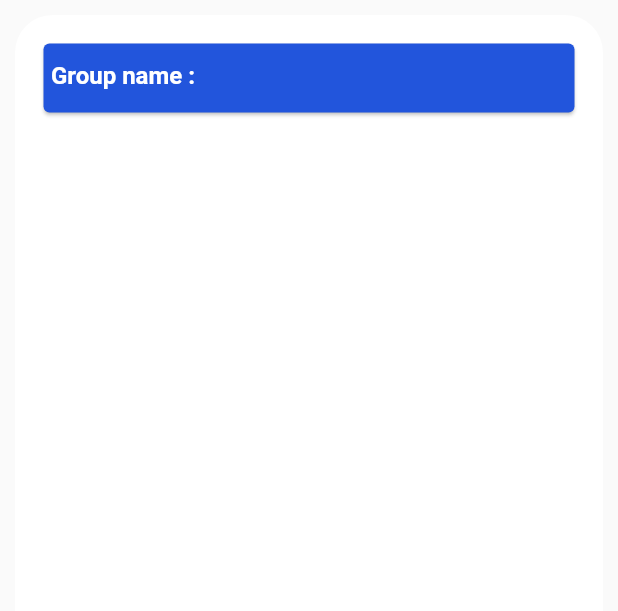
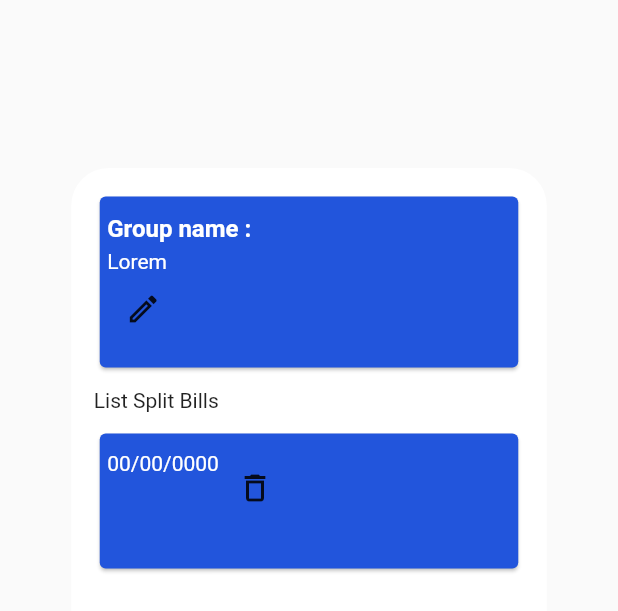
Before and after one commit to fakhrads/patungan, a Flutter app: the BodyDetail widget shown alone on an empty page, opened directly, on a phone screen of 412 x 824 dp. Shown: the top 611 px of the screen. Run offline on Flutter 3.47's test engine with Material 2 defaults, Android fonts, the phone set to English and light mode, and no system bars; our stand-ins replace sqflite; missing offline and left inert: dart:html; accounts and stored records are empty; network calls fail.

Commit message:
update detail group

```diff
--- a/lib/src/views/detail_group/detailGroup.dart
+++ b/lib/src/views/detail_group/detailGroup.dart
@@ -12,8 +12,10 @@ class DetaiLGroup extends StatelessWidget {
     return Scaffold(
         backgroundColor: Color(0xFFF6F6F6),
         body: Column(
-          children: [HeaderDetail(), BodyDetail()],
-        ));
+          children: [HeaderDetail(), BodyDetail(),],
+        ),
+
+        );
   }
 }
 
@@ -45,8 +47,8 @@ class BodyDetail extends StatelessWidget {
       child: Padding(
         padding: EdgeInsets.all(10),
         child: Container(
-          width: double.infinity,
-          height: double.infinity,
+          width: 317,
+          height: 600,
           decoration: BoxDecoration(
               color: Colors.white,
               borderRadius: BorderRadius.all(Radius.circular(25))),
@@ -57,6 +59,9 @@ class BodyDetail extends StatelessWidget {
               children: [
                 Carddetail(),
                 Padding(padding: EdgeInsets.only(bottom: 10)),
+                Text("List Split Bills"),
+                Padding(padding: EdgeInsets.only(bottom: 10)),
+                ListSplitBills(),
               ],
             ),
           ),
@@ -91,19 +96,34 @@ class _CarddetailState extends State<Carddetail> {
                   children: [
                     Padding(
                       padding: EdgeInsets.only(top: 2, left: 5),
-                      child: Row(
+                      child: Column(
                         crossAxisAlignment: CrossAxisAlignment.start,
                         children: [
                           Text(
                             "Group name :",
                             style: TextStyle(
-                              fontSize: 16,
-                              fontWeight: FontWeight.bold,
-                              color: Colors.white
+                                fontSize: 16,
+                                fontWeight: FontWeight.bold,
+                                color: Colors.white),
+                          ),
+                          Padding(
+                            padding: EdgeInsets.only(top: 4),
+                          ),
+                          Text(
+                            'Lorem',
+                            style: TextStyle(
+                              color: Colors.white,
                             ),
                           ),
-
-
+                          IconButton(
+                            icon: Icon(
+                              Icons.edit_outlined,
+                            ),
+                            onPressed: () {
+                              //statements
+                              print('IconButton is pressed');
+                            },
+                          ),
                         ],
                       ),
                     )
@@ -117,3 +137,59 @@ class _CarddetailState extends State<Carddetail> {
     );
   }
 }
+
+class ListSplitBills extends StatefulWidget {
+  const ListSplitBills({Key? key}) : super(key: key);
+
+  @override
+  _ListSplitBillsState createState() => _ListSplitBillsState();
+}
+
+class _ListSplitBillsState extends State<ListSplitBills> {
+  @override
+  Widget build(BuildContext context) {
+    return Container(
+      child: Card(
+        color: Color(0xFF2255DC),
+        child: InkWell(
+          onTap: () {
+            print('Tapped');
+          },
+          child: Column(
+            crossAxisAlignment: CrossAxisAlignment.end,
+            children: [
+              Padding(
+                padding: EdgeInsets.only(bottom: 15, top: 10),
+                child: Row(
+                  children: [
+                    Padding(
+                      padding: EdgeInsets.only(top: 2, left: 5, bottom: 15),
+                      child: Row(
+                        crossAxisAlignment: CrossAxisAlignment.start,
+                        children: [
+                          Text(
+                            '00/00/0000',
+                            style: TextStyle(color: Colors.white),
+                          ),
+                          IconButton(
+                            icon: Icon(
+                              Icons.delete_outline,
+                            ),
+                            onPressed: () {
+                              //statements
+                              print('IconButton is pressed');
+                            },
+                          ),
+                        ],
+                      ),
+                    )
+                  ],
+                ),
+              )
+            ],
+          ),
+        ),
+      ),
+    );
+  }
+}
```
Also changed, not shown: pubspec.lock.
